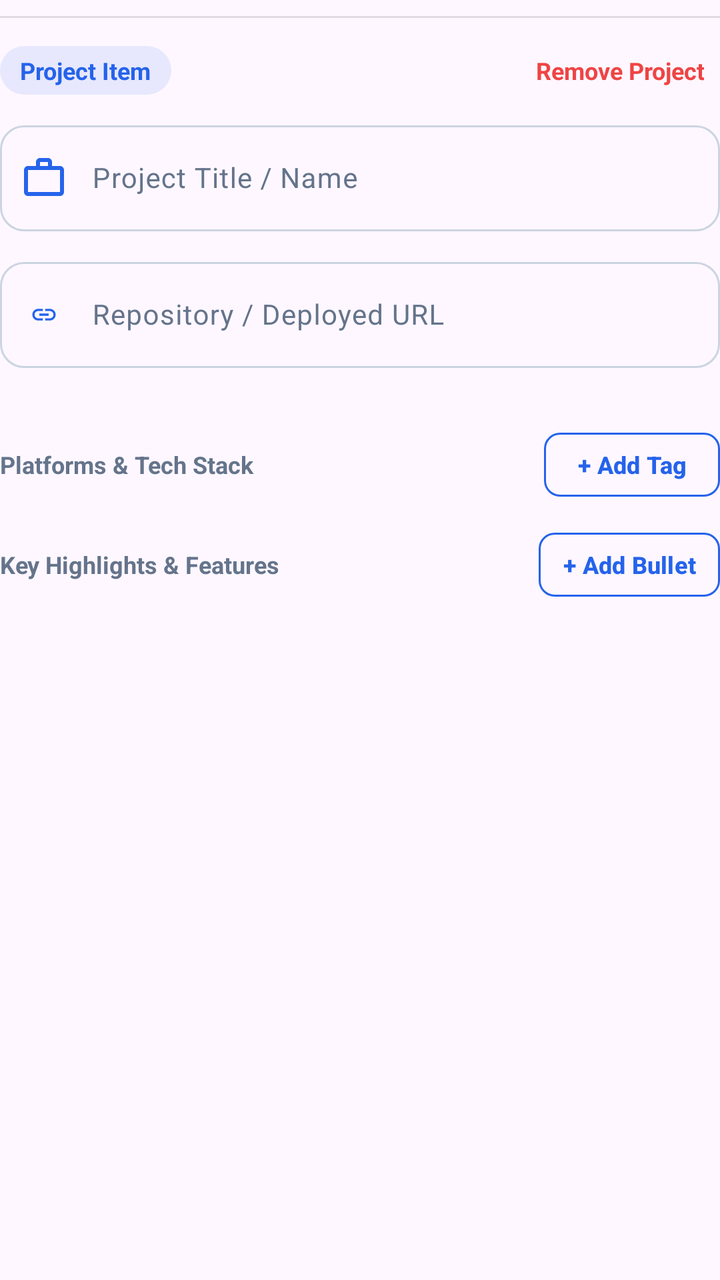
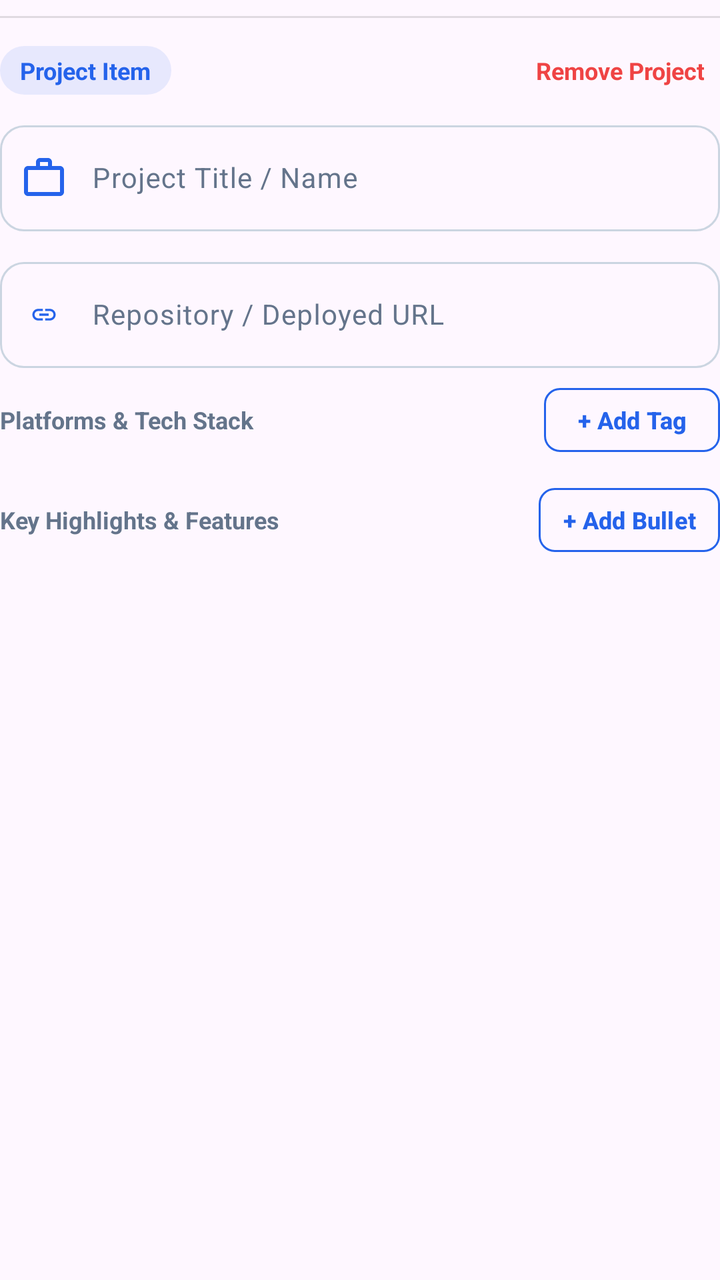

Compare the two renders of this Android layout. The source of the first and the diff that turns it into the second are given below.
<!-- AndroidManifest.xml: application theme Theme.MyApplication -->
<!-- res/layout/item_project_entry.xml -->
<?xml version="1.0" encoding="utf-8"?>
<LinearLayout xmlns:android="http://schemas.android.com/apk/res/android"
    xmlns:app="http://schemas.android.com/apk/res-auto"
    android:layout_width="match_parent"
    android:layout_height="wrap_content"
    android:orientation="vertical">

    
    <View
        android:id="@+id/dividerEntry"
        android:layout_width="match_parent"
        android:layout_height="1dp"
        android:layout_marginTop="8dp"
        android:layout_marginBottom="14dp"
        android:background="@color/app_border" />

    <RelativeLayout
        android:layout_width="match_parent"
        android:layout_height="wrap_content"
        android:layout_marginBottom="10dp">

        <TextView
            android:id="@+id/tvProjectHeader"
            android:layout_width="wrap_content"
            android:layout_height="wrap_content"
            android:layout_alignParentStart="true"
            android:layout_centerVertical="true"
            android:background="@drawable/bg_pill_badge"
            android:paddingHorizontal="10dp"
            android:paddingVertical="4dp"
            android:text="@string/project_item"
            android:textColor="@color/app_primary"
            android:textSize="12sp"
            android:textStyle="bold" />

        <TextView
            android:id="@+id/btnRemoveProject"
            android:layout_width="wrap_content"
            android:layout_height="wrap_content"
            android:layout_alignParentEnd="true"
            android:layout_centerVertical="true"
            android:background="?attr/selectableItemBackground"
            android:gravity="center_vertical|end"
            android:paddingHorizontal="8dp"
            android:paddingVertical="4dp"
            android:text="@string/remove_project"
            android:textColor="@color/app_danger"
            android:textSize="12sp"
            android:textStyle="bold" />

    </RelativeLayout>

    
    <com.google.android.material.textfield.TextInputLayout
        android:id="@+id/tilProjectTitle"
        style="?attr/textInputOutlinedStyle"
        android:layout_width="match_parent"
        android:layout_height="wrap_content"
        android:layout_marginBottom="10dp"
        android:hint="@string/project_title_name"
        app:startIconDrawable="@drawable/ic_work"
        app:startIconTint="@color/app_primary"
        app:startIconMinSize="44dp"
        app:boxCornerRadiusBottomEnd="12dp"
        app:boxCornerRadiusBottomStart="12dp"
        app:boxCornerRadiusTopEnd="12dp"
        app:boxCornerRadiusTopStart="12dp">

        <com.google.android.material.textfield.TextInputEditText
            android:id="@+id/etProjectTitle"
            android:layout_width="match_parent"
            android:layout_height="wrap_content"
            android:imeOptions="actionNext"
            android:inputType="textCapWords"
            android:maxLines="1"
            android:paddingStart="46dp"
            android:paddingEnd="12dp"
            android:textColor="@color/app_text_primary"
            android:textSize="14sp" />

    </com.google.android.material.textfield.TextInputLayout>

    
    <com.google.android.material.textfield.TextInputLayout
        android:id="@+id/tilProjectLink"
        style="?attr/textInputOutlinedStyle"
        android:layout_width="match_parent"
        android:layout_height="wrap_content"
        android:layout_marginBottom="12dp"
        android:hint="@string/repository_deployed_url"
        app:errorEnabled="true"
        app:startIconDrawable="@drawable/ic_link_14"
        app:startIconTint="@color/app_primary"
        app:startIconMinSize="44dp"
        app:boxCornerRadiusBottomEnd="12dp"
        app:boxCornerRadiusBottomStart="12dp"
        app:boxCornerRadiusTopEnd="12dp"
        app:boxCornerRadiusTopStart="12dp">

        <com.google.android.material.textfield.TextInputEditText
            android:id="@+id/etProjectLink"
            android:layout_width="match_parent"
            android:layout_height="wrap_content"
            android:imeOptions="actionDone"
            android:inputType="textUri"
            android:maxLines="1"
            android:paddingStart="46dp"
            android:paddingEnd="12dp"
            android:textColor="@color/app_text_primary"
            android:textSize="14sp" />

    </com.google.android.material.textfield.TextInputLayout>

    
    <LinearLayout
        android:layout_width="match_parent"
        android:layout_height="wrap_content"
        android:gravity="center_vertical"
        android:orientation="horizontal"
        android:layout_marginBottom="6dp">

        <TextView
            android:id="@+id/tvProjectTechHeader"
            android:layout_width="0dp"
            android:layout_height="wrap_content"
            android:layout_weight="1"
            android:text="@string/platforms_tech_stack"
            android:textColor="@color/app_text_muted"
            android:textSize="12sp"
            android:textStyle="bold" />

        <com.google.android.material.button.MaterialButton
            android:id="@+id/btnAddProjectTechTag"
            style="?attr/materialButtonOutlinedStyle"
            android:layout_width="wrap_content"
            android:layout_height="32dp"
            android:insetTop="0dp"
            android:insetBottom="0dp"
            android:paddingHorizontal="12dp"
            android:text="@string/action_add_tag"
            android:textSize="12sp"
            android:textStyle="bold"
            app:cornerRadius="8dp"
            app:strokeColor="@color/app_primary" />

    </LinearLayout>

    
    <com.google.android.material.chip.ChipGroup
        android:id="@+id/chipGroupProjectTech"
        android:layout_width="match_parent"
        android:layout_height="wrap_content"
        android:layout_marginBottom="12dp"
        app:chipSpacingHorizontal="6dp"
        app:chipSpacingVertical="4dp"
        app:singleLine="false" />

    
    <LinearLayout
        android:layout_width="match_parent"
        android:layout_height="wrap_content"
        android:gravity="center_vertical"
        android:orientation="horizontal"
        android:layout_marginBottom="8dp">

        <TextView
            android:id="@+id/tvProjectDetailsHeader"
            android:layout_width="0dp"
            android:layout_height="wrap_content"
            android:layout_weight="1"
            android:text="@string/key_highlights_features"
            android:textColor="@color/app_text_muted"
            android:textSize="12sp"
            android:textStyle="bold" />

        <com.google.android.material.button.MaterialButton
            android:id="@+id/btnAddProjectBullet"
            style="?attr/materialButtonOutlinedStyle"
            android:layout_width="wrap_content"
            android:layout_height="32dp"
            android:insetTop="0dp"
            android:insetBottom="0dp"
            android:paddingHorizontal="12dp"
            android:text="@string/action_add_bullet"
            android:textSize="12sp"
            android:textStyle="bold"
            app:cornerRadius="8dp"
            app:strokeColor="@color/app_primary" />

    </LinearLayout>

    
    <LinearLayout
        android:id="@+id/llProjectBulletsContainer"
        android:layout_width="match_parent"
        android:layout_height="wrap_content"
        android:orientation="vertical"
        android:clipChildren="false"
        android:clipToPadding="false"
        android:layout_marginBottom="8dp" />

</LinearLayout>
<!-- resources referenced by this layout -->
<resources>
  <color name="app_border">#1E000000</color>
  <color name="app_danger">#EF4444</color>
  <color name="app_primary">#2563EB</color>
  <color name="app_text_muted">#64748B</color>
  <color name="app_text_primary">#0F172A</color>
  <!-- drawable bg_pill_badge (drawable) -->
  <?xml version="1.0" encoding="utf-8"?>
  <shape xmlns:android="http://schemas.android.com/apk/res/android"
      android:shape="rectangle">
      <corners android:radius="20dp" />
      <solid android:color="@color/app_primary_container" />
  </shape>
  <!-- drawable ic_link_14 (drawable) -->
  <vector xmlns:android="http://schemas.android.com/apk/res/android"
      android:width="14dp"
      android:height="14dp"
      android:viewportWidth="24"
      android:viewportHeight="24">
      <path
          android:fillColor="#2563EB"
          android:pathData="M3.9,12c0,-1.71 1.39,-3.1 3.1,-3.1h4V7H7c-2.76,0 -5,2.24 -5,5s2.24,5 5,5h4v-1.9H7c-1.71,0 -3.1,-1.39 -3.1,-3.1zM8,13h8v-2H8v2zm9,-6h-4v1.9h4c1.71,0 3.1,1.39 3.1,3.1s-1.39,3.1 -3.1,3.1h-4V17h4c2.76,0 5,-2.24 5,-5s-2.24,-5 -5,-5z" />
  </vector>
  <!-- drawable ic_work (drawable) -->
  <vector xmlns:android="http://schemas.android.com/apk/res/android"
      android:width="24dp"
      android:height="24dp"
      android:viewportWidth="24"
      android:viewportHeight="24">
      <path
          android:fillColor="@color/app_primary"
          android:pathData="M20,6h-4V4c0,-1.11 -0.89,-2 -2,-2h-4c-1.11,0 -2,0.89 -2,2v2H4c-1.11,0 -1.99,0.89 -1.99,2L2,19c0,1.11 0.89,2 2,2h16c1.11,0 2,-0.89 2,-2V8c0,-1.11 -0.89,-2 -2,-2zM10,4h4v2h-4V4zm10,15H4V8h16v11z" />
  </vector>
  <string name="action_add_bullet">+ Add Bullet</string>
  <string name="action_add_tag">+ Add Tag</string>
  <string name="key_highlights_features">Key Highlights &amp; Features</string>
  <string name="platforms_tech_stack">Platforms &amp; Tech Stack</string>
  <string name="project_item">Project Item</string>
  <string name="project_title_name">Project Title / Name</string>
  <string name="remove_project">Remove Project</string>
  <string name="repository_deployed_url">Repository / Deployed URL</string>
  <color name="app_primary_container">#1A2563EB</color>
  <color name="chip_bg_color">#F0F4F8</color>
  <color name="chip_text_color">#0F172A</color>
  <color name="app_surface">#FFFFFF</color>
  <color name="chip_stroke_color">#CBD5E1</color>
  <color name="app_background">#F4F5F7</color>
  <style name="Widget.App.SkillChip" parent="Widget.Material3.Chip.Assist">
          <item name="chipBackgroundColor">@color/chip_bg_color</item>
          <item name="chipStrokeColor">@color/chip_stroke_color</item>
          <item name="chipStrokeWidth">1dp</item>
          <item name="chipCornerRadius">8dp</item>
          <item name="android:textColor">@color/chip_text_color</item>
          <item name="closeIconTint">@color/chip_close_icon_tint</item>
      </style>
  <style name="AppBottomSheetDialogTheme" parent="Theme.Material3.DayNight.BottomSheetDialog">
          <item name="colorSurfaceContainerLow">@color/app_surface</item>
          <item name="bottomSheetStyle">@style/AppModalBottomSheet</item>
      </style>
  <color name="chip_close_icon_tint">#64748B</color>
  <style name="AppModalBottomSheet" parent="Widget.Material3.BottomSheet.Modal">
          <item name="backgroundTint">@color/app_surface</item>
      </style>
  <style name="ShapeAppearance.App.Dialog" parent="ShapeAppearance.Material3.Corner.ExtraLarge">
          <item name="cornerSize">20dp</item>
      </style>
  <!-- unchanged entries left out for length: 2 -->
</resources>

<!-- the commit's change to res/layout/item_project_entry.xml (unified diff, before → after) -->
@@ -86,9 +86,8 @@
         style="?attr/textInputOutlinedStyle"
         android:layout_width="match_parent"
         android:layout_height="wrap_content"
-        android:layout_marginBottom="12dp"
+        android:layout_marginBottom="10dp"
         android:hint="@string/repository_deployed_url"
-        app:errorEnabled="true"
         app:startIconDrawable="@drawable/ic_link_14"
         app:startIconTint="@color/app_primary"
         app:startIconMinSize="44dp"
